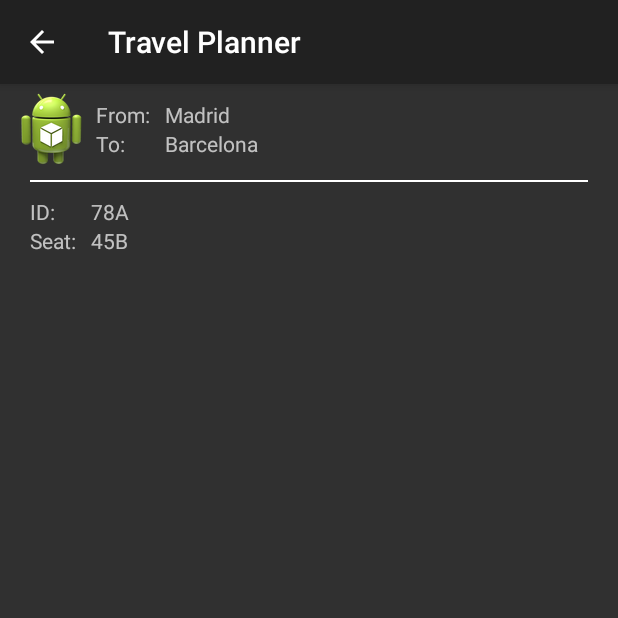
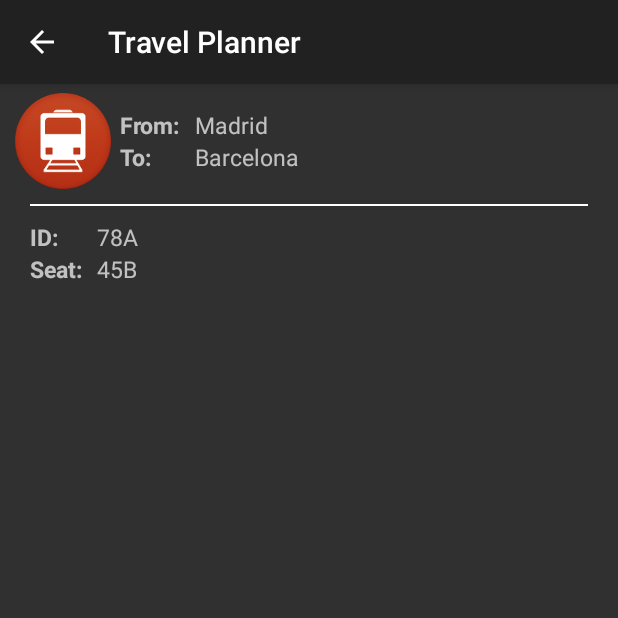
Before and after one commit to juanyanezgc/TravelPlanner, an Android app: the screen it shows after launch (TravelPlannerActivity), after a tap on an icon or button, on a phone screen of 412 x 824 dp, the top half of it. Run offline under Robolectric (Android 15) with nearby library versions, the light colour scheme and no system bars.

Commit message:
Added icons, changed design

```diff
--- a/TravelPlannerPrj/src/main/java/com/wam/travelplanner/ui/BoardingCardDetailsFragment.java
+++ b/TravelPlannerPrj/src/main/java/com/wam/travelplanner/ui/BoardingCardDetailsFragment.java
@@ -8,11 +8,13 @@ import android.view.LayoutInflater;
 import android.view.MenuItem;
 import android.view.View;
 import android.view.ViewGroup;
+import android.widget.ImageView;
 import android.widget.TableRow;
 import android.widget.TextView;
 
 import com.wam.travelplanner.R;
 import com.wam.travelplanner.model.BoardingCard;
+import com.wam.travelplanner.model.TransportType;
 
 public class BoardingCardDetailsFragment extends Fragment {
 
@@ -37,8 +39,24 @@ public class BoardingCardDetailsFragment extends Fragment {
             mBoardingCard = savedInstanceState.getParcelable(BOARDING_CARD_KEY);
         }
 
+        ImageView imgTransport = (ImageView) view.findViewById(R.id.imgTransport);
         TextView txtFrom = (TextView) view.findViewById(R.id.txtFrom);
         TextView txtTo = (TextView) view.findViewById(R.id.txtTo);
+
+        TransportType transportType = mBoardingCard.getType();
+
+        switch (transportType){
+            case Train:
+                imgTransport.setImageResource(R.drawable.ic_train);
+                break;
+            case Plane:
+                imgTransport.setImageResource(R.drawable.ic_plane);
+                break;
+            case Bus:
+                imgTransport.setImageResource(R.drawable.ic_bus);
+                break;
+        }
+
         txtFrom.setText(mBoardingCard.getFrom());
         txtTo.setText(mBoardingCard.getTo());
 
--- a/TravelPlannerPrj/src/main/java/com/wam/travelplanner/ui/BoardingCardsListAdapter.java
+++ b/TravelPlannerPrj/src/main/java/com/wam/travelplanner/ui/BoardingCardsListAdapter.java
@@ -61,13 +61,13 @@ public class BoardingCardsListAdapter extends BaseAdapter {
 
         switch (boardingCard.getType()){
             case Train:
-                boardingCardViewHolder.txtBoardingCard.setCompoundDrawablesWithIntrinsicBounds(R.drawable.ic_launcher,0,0,0);
+                boardingCardViewHolder.txtBoardingCard.setCompoundDrawablesWithIntrinsicBounds(R.drawable.ic_train,0,0,0);
                 break;
             case Plane:
-                boardingCardViewHolder.txtBoardingCard.setCompoundDrawablesWithIntrinsicBounds(R.drawable.ic_launcher,0,0,0);
+                boardingCardViewHolder.txtBoardingCard.setCompoundDrawablesWithIntrinsicBounds(R.drawable.ic_plane,0,0,0);
                 break;
             case Bus:
-                boardingCardViewHolder.txtBoardingCard.setCompoundDrawablesWithIntrinsicBounds(R.drawable.ic_launcher,0,0,0);
+                boardingCardViewHolder.txtBoardingCard.setCompoundDrawablesWithIntrinsicBounds(R.drawable.ic_bus,0,0,0);
                 break;
         }
 
--- a/TravelPlannerPrj/src/main/res/layout/fragment_boarding_card_details.xml
+++ b/TravelPlannerPrj/src/main/res/layout/fragment_boarding_card_details.xml
@@ -17,14 +17,14 @@
 
 
         <ImageView
-            android:id="@+id/imgPhoto"
+            android:id="@+id/imgTransport"
             android:layout_width="wrap_content"
             android:layout_height="wrap_content"
             android:layout_gravity="center_vertical"
             android:layout_marginRight="@dimen/gap_small"
             android:adjustViewBounds="true"
             android:src="@drawable/ic_launcher"
-            tools:src="@drawable/ic_bus"/>
+            tools:src="@drawable/ic_train" />
 
 
         <TableLayout
@@ -37,10 +37,13 @@
                 <TextView
                     android:id="@+id/lblFrom"
                     android:layout_marginRight="@dimen/gap_normal"
-                    android:text="@string/lbl_from" />
+                    android:text="@string/lbl_from"
+                    android:textSize="@dimen/text_size"
+                    android:textStyle="bold"/>
 
                 <TextView
                     android:id="@+id/txtFrom"
+                    android:textSize="@dimen/text_size"
                     tools:text="@string/dummy_text" />
             </TableRow>
 
@@ -48,10 +51,13 @@
 
                 <TextView
                     android:id="@+id/lblTo"
-                    android:text="@string/lbl_to" />
+                    android:text="@string/lbl_to"
+                    android:textSize="@dimen/text_size"
+                    android:textStyle="bold"/>
 
                 <TextView
                     android:id="@+id/txtTo"
+                    android:textSize="@dimen/text_size"
                     tools:text="@string/dummy_text" />
             </TableRow>
         </TableLayout>
@@ -75,10 +81,13 @@
             <TextView
                 android:id="@+id/lblID"
                 android:layout_marginRight="@dimen/gap_normal"
-                android:text="@string/lbl_id" />
+                android:text="@string/lbl_id"
+                android:textSize="@dimen/text_size"
+                android:textStyle="bold"/>
 
             <TextView
                 android:id="@+id/txtID"
+                android:textSize="@dimen/text_size"
                 tools:text="@string/dummy_text" />
 
         </TableRow>
@@ -88,10 +97,13 @@
             <TextView
                 android:id="@+id/lblSeat"
                 android:layout_marginRight="@dimen/gap_normal"
-                android:text="@string/lbl_seat" />
+                android:text="@string/lbl_seat"
+                android:textSize="@dimen/text_size"
+                android:textStyle="bold"/>
 
             <TextView
                 android:id="@+id/txtSeat"
+                android:textSize="@dimen/text_size"
                 tools:text="@string/dummy_text" />
 
         </TableRow>
@@ -101,10 +113,13 @@
             <TextView
                 android:id="@+id/lblGate"
                 android:layout_marginRight="@dimen/gap_normal"
-                android:text="@string/lbl_gate" />
+                android:text="@string/lbl_gate"
+                android:textSize="@dimen/text_size"
+                android:textStyle="bold"/>
 
             <TextView
                 android:id="@+id/txtGate"
+                android:textSize="@dimen/text_size"
                 tools:text="@string/dummy_text" />
         </TableRow>
 
@@ -113,11 +128,13 @@
             <TextView
                 android:id="@+id/lblBaggage"
                 android:layout_marginRight="@dimen/gap_normal"
-                android:text="@string/lbl_baggage" />
+                android:text="@string/lbl_baggage"
+                android:textSize="@dimen/text_size"
+                android:textStyle="bold"/>
 
             <TextView
                 android:id="@+id/txtBaggage"
-
+                android:textSize="@dimen/text_size"
                 tools:text="@string/dummy_text" />
         </TableRow>
     </TableLayout>
--- a/TravelPlannerPrj/src/main/res/values/dimens.xml
+++ b/TravelPlannerPrj/src/main/res/values/dimens.xml
@@ -1,6 +1,9 @@
 <resources>
+    <dimen name="gap_large">20dp</dimen>
     <dimen name="gap_medium">15dp</dimen>
     <dimen name="gap_normal">10dp</dimen>
     <dimen name="gap_small">6dp</dimen>
     <dimen name="splash_title_text_size">26sp</dimen>
+    <dimen name="text_size">15sp</dimen>
+    <dimen name="title_text_size">20sp</dimen>
 </resources>
```
Also changed, not shown: TravelPlannerPrj/src/main/res/layout/fragment_boarding_cards_list.xml (+9 -7 lines), TravelPlannerPrj/src/main/res/layout/row_boarding_card.xml (+4 -3 lines), TravelPlannerPrj/src/main/res/drawable-hdpi/ic_launcher.png, TravelPlannerPrj/src/main/res/drawable-mdpi/ic_launcher.png, TravelPlannerPrj/src/main/res/drawable-xhdpi/ic_bus.png (added), TravelPlannerPrj/src/main/res/drawable-xhdpi/ic_launcher.png, TravelPlannerPrj/src/main/res/drawable-xhdpi/ic_plane.png (added), TravelPlannerPrj/src/main/res/drawable-xhdpi/ic_splash.png, TravelPlannerPrj/src/main/res/drawable-xhdpi/ic_train.png (added), TravelPlannerPrj/src/main/res/drawable-xxhdpi/ic_launcher.png.
